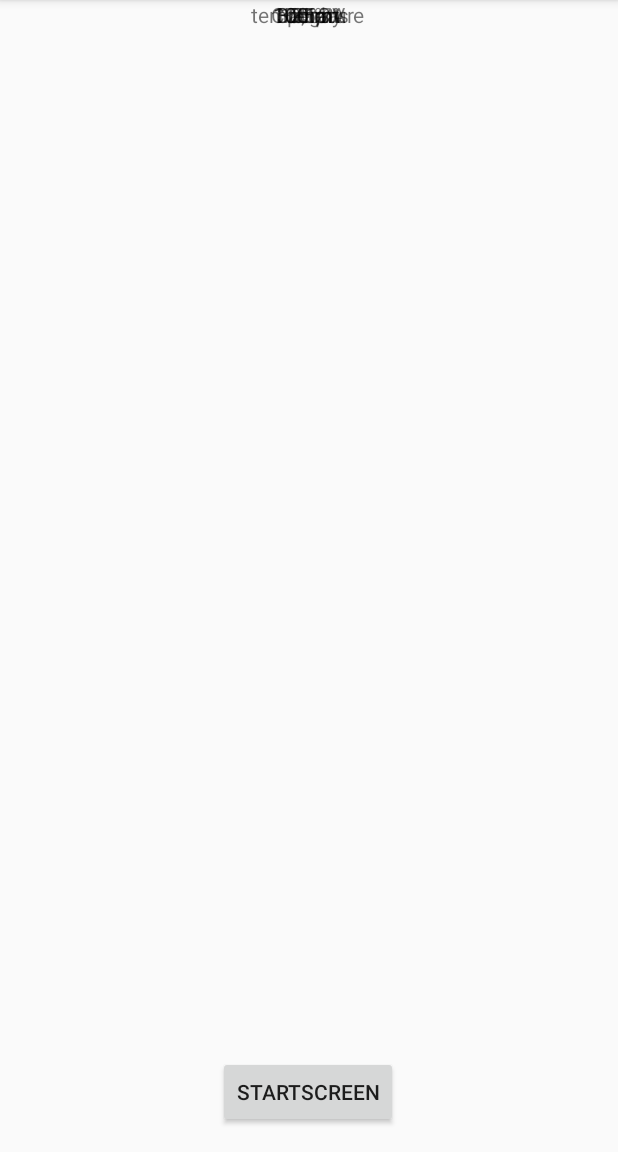
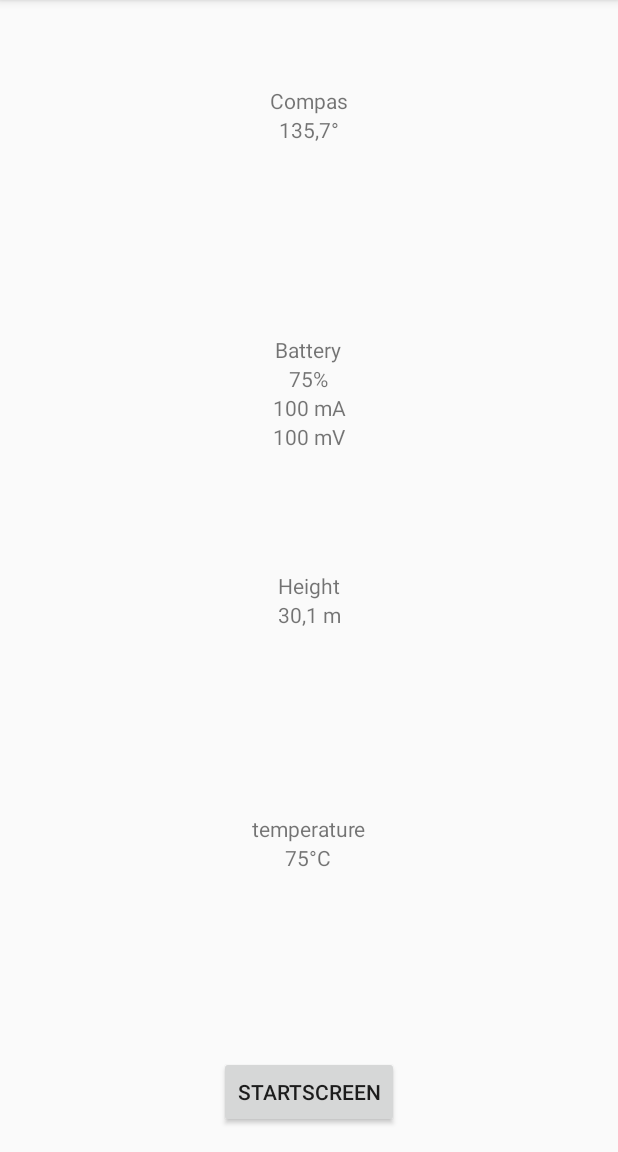
Before and after one commit to Ruben-De-Windt/dron_app_V1, an Android app: the Pagina1 screen opened directly, with no data from a screen before it, on a phone screen of 412 x 824 dp, the part 84-1236 px from its top. Run offline under Robolectric (Android 15) with nearby library versions, the phone set to English and light mode, and no system bars.

Commit message:
constrains toegevoegd op P1 en P2

```diff
--- a/ImportSDKDemo/app/src/main/res/layout/pagina1.xml
+++ b/ImportSDKDemo/app/src/main/res/layout/pagina1.xml
@@ -13,97 +13,105 @@
         android:text="startscreen"
         app:layout_constraintBottom_toBottomOf="parent"
         app:layout_constraintEnd_toEndOf="parent"
-        app:layout_constraintHorizontal_bias="0.498"
         app:layout_constraintStart_toStartOf="parent" />
 
     <TextView
         android:id="@+id/textView"
         android:layout_width="wrap_content"
         android:layout_height="wrap_content"
+        android:layout_marginTop="57dp"
         android:text="Compas"
-        app:layout_constraintEnd_toEndOf="@+id/textView17"
-        app:layout_constraintStart_toStartOf="@+id/textView17"
-        tools:layout_editor_absoluteY="57dp" />
+        app:layout_constraintEnd_toEndOf="parent"
+        app:layout_constraintStart_toStartOf="parent"
+        app:layout_constraintTop_toTopOf="parent" />
 
     <TextView
         android:id="@+id/textView3"
         android:layout_width="wrap_content"
         android:layout_height="wrap_content"
+        android:layout_marginStart="3dp"
+        android:layout_marginTop="286dp"
+        android:layout_marginBottom="286dp"
         android:text="Height"
-        app:layout_constraintEnd_toEndOf="@+id/textView19"
-        app:layout_constraintStart_toStartOf="@+id/textView19"
-        tools:layout_editor_absoluteY="362dp" />
+        app:layout_constraintBottom_toTopOf="@+id/homeBtnPagina1"
+        app:layout_constraintStart_toStartOf="@+id/textView23"
+        app:layout_constraintTop_toTopOf="@+id/textView17" />
 
     <TextView
         android:id="@+id/textView4"
         android:layout_width="wrap_content"
         android:layout_height="wrap_content"
+        android:layout_marginTop="134dp"
+        android:layout_marginBottom="133dp"
         android:text="temperature"
-        app:layout_constraintEnd_toEndOf="@+id/textView20"
-        app:layout_constraintStart_toStartOf="@+id/textView20"
-        tools:layout_editor_absoluteY="515dp" />
+        app:layout_constraintBottom_toTopOf="@+id/homeBtnPagina1"
+        app:layout_constraintEnd_toEndOf="parent"
+        app:layout_constraintStart_toStartOf="parent"
+        app:layout_constraintTop_toTopOf="@+id/textView19" />
 
     <TextView
         android:id="@+id/textView2"
         android:layout_width="wrap_content"
         android:layout_height="wrap_content"
+        android:layout_marginStart="1dp"
+        android:layout_marginBottom="19dp"
         android:text="Battery"
-        app:layout_constraintEnd_toEndOf="@+id/textView18"
-        app:layout_constraintStart_toStartOf="@+id/textView18"
-        tools:layout_editor_absoluteY="210dp" />
+        app:layout_constraintBottom_toTopOf="@+id/textView22"
+        app:layout_constraintStart_toStartOf="@+id/textView22" />
 
     <TextView
         android:id="@+id/textView17"
         android:layout_width="wrap_content"
         android:layout_height="wrap_content"
+        android:layout_marginStart="6dp"
         android:text="135,7°"
-        app:layout_constraintEnd_toEndOf="@+id/textView2"
-        app:layout_constraintStart_toStartOf="@+id/textView2"
-        tools:layout_editor_absoluteY="76dp" />
+        app:layout_constraintStart_toStartOf="@+id/textView"
+        app:layout_constraintTop_toBottomOf="@+id/textView" />
 
     <TextView
         android:id="@+id/textView18"
         android:layout_width="wrap_content"
         android:layout_height="wrap_content"
+        android:layout_marginEnd="9dp"
         android:text="75%"
-        app:layout_constraintEnd_toEndOf="@+id/textView22"
-        app:layout_constraintStart_toStartOf="@+id/textView22"
-        tools:layout_editor_absoluteY="229dp" />
+        app:layout_constraintEnd_toEndOf="@+id/textView2"
+        app:layout_constraintTop_toBottomOf="@+id/textView2" />
 
     <TextView
         android:id="@+id/textView19"
         android:layout_width="wrap_content"
         android:layout_height="wrap_content"
         android:text="30,1 m"
-        app:layout_constraintEnd_toEndOf="@+id/textView4"
-        app:layout_constraintStart_toStartOf="@+id/textView4"
-        tools:layout_editor_absoluteY="381dp" />
+        app:layout_constraintStart_toStartOf="@+id/textView3"
+        app:layout_constraintTop_toBottomOf="@+id/textView3" />
 
     <TextView
         android:id="@+id/textView20"
         android:layout_width="wrap_content"
         android:layout_height="wrap_content"
+        android:layout_marginEnd="23dp"
         android:text="75°C"
-        app:layout_constraintEnd_toEndOf="@+id/homeBtnPagina1"
-        app:layout_constraintStart_toStartOf="@+id/homeBtnPagina1"
-        tools:layout_editor_absoluteY="534dp" />
+        app:layout_constraintEnd_toEndOf="@+id/textView4"
+        app:layout_constraintTop_toBottomOf="@+id/textView4" />
 
     <TextView
         android:id="@+id/textView22"
         android:layout_width="wrap_content"
         android:layout_height="wrap_content"
+        android:layout_marginTop="248dp"
+        android:layout_marginBottom="248dp"
         android:text="100 mA"
-        app:layout_constraintEnd_toEndOf="@+id/textView23"
-        app:layout_constraintStart_toStartOf="@+id/textView23"
-        tools:layout_editor_absoluteY="248dp" />
+        app:layout_constraintBottom_toTopOf="@+id/textView4"
+        app:layout_constraintEnd_toEndOf="parent"
+        app:layout_constraintStart_toStartOf="parent"
+        app:layout_constraintTop_toTopOf="parent" />
 
     <TextView
         android:id="@+id/textView23"
         android:layout_width="wrap_content"
         android:layout_height="wrap_content"
         android:text="100 mV"
-        app:layout_constraintEnd_toEndOf="@+id/textView3"
-        app:layout_constraintStart_toStartOf="@+id/textView3"
-        tools:layout_editor_absoluteY="267dp" />
+        app:layout_constraintStart_toStartOf="@+id/textView22"
+        app:layout_constraintTop_toBottomOf="@+id/textView22" />
 
 </androidx.constraintlayout.widget.ConstraintLayout>
```
Also changed, not shown: ImportSDKDemo/app/src/main/res/layout/pagina2.xml (+14 -18 lines).
